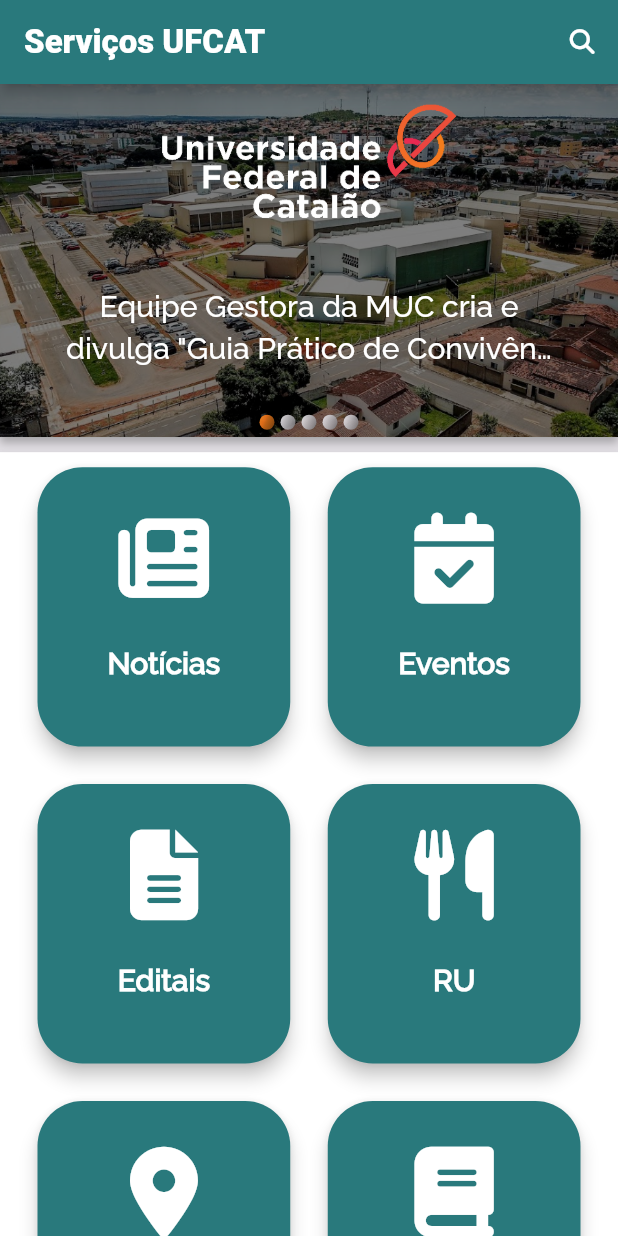
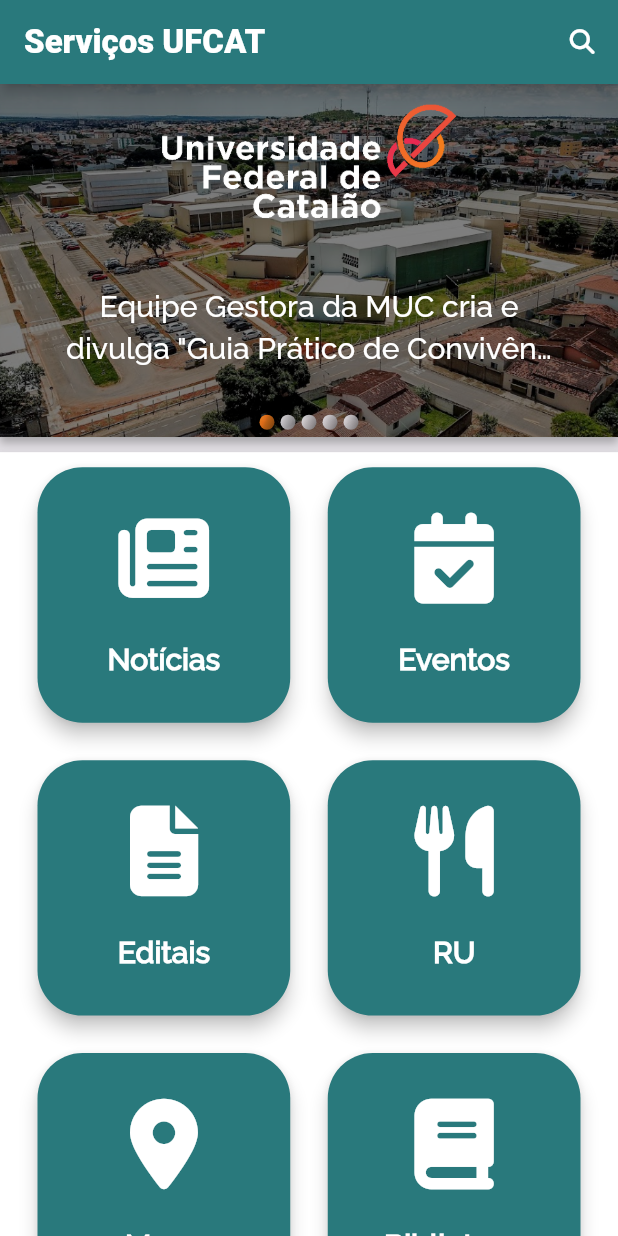
Before and after one commit to marcospaulor/ufcat_app, a Flutter app: the screen it shows after launch, on a phone screen of 412 x 824 dp. Run offline on Flutter 3.47's test engine with Material 2 defaults, Android fonts, the phone set to English and light mode, and no system bars; drawn by our look-alikes of carousel_slider; our stand-ins replace animated_splash_screen, flutter_rating_bar, font_awesome_flutter, geolocator, google_maps_flutter, mask_text_input_formatter and 3 more; missing offline and left inert: webview_flutter_wkwebview; Roboto replaces fonts that are missing (WorkSans-Regular).

```diff
--- a/lib/features/home/widgets/shortcut_item.dart
+++ b/lib/features/home/widgets/shortcut_item.dart
@@ -109,18 +109,14 @@
                   mainAxisSize: MainAxisSize.min,
                   children: [
                     Icon(atalhos.values.toList()[index], size: iconSize),
-                    SizedBox(height: height * 0.03),
-                    SizedBox(
-                      width: width,
-                      height: height * 0.05,
-                      child: Text(
+                    SizedBox(height: height * (1 / 75) * 2),
+                    Text(
                       atalhos.keys.toList()[index],
                       textAlign: TextAlign.center,
                       softWrap: true,
                       overflow: TextOverflow.fade,
                       style: Theme.of(context).textTheme.titleLarge!.copyWith(
                             color: Colors.white,
-                            ),
                           ),
                     ),
                   ],
--- a/lib/features/library/pages/library_screen.dart
+++ b/lib/features/library/pages/library_screen.dart
@@ -134,7 +134,7 @@
                       : const CupertinoActivityIndicator(),
                 ),
               )
-            : const Stack(),
+            : Stack(),
       ],
     );
   }
```
Also changed, not shown: pubspec.lock. Lines whose indentation alone changed are shown as unchanged.
